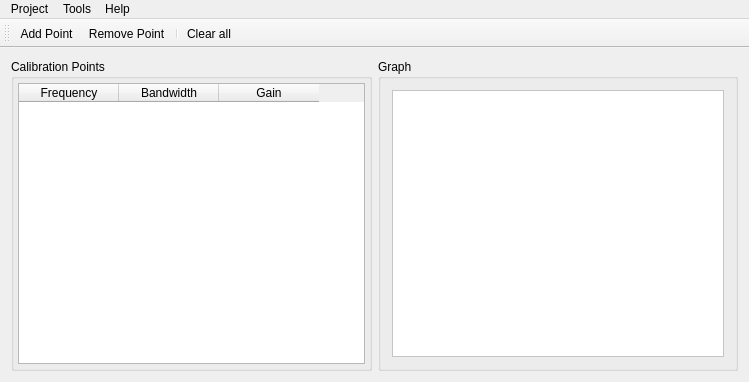
The window that mainwindow.ui (timschneeb/DDCToolbox) describes before a commit, drawn with Qt 5.
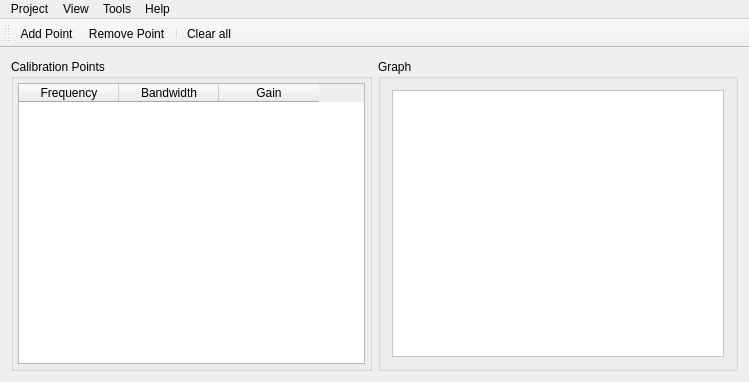
The same window after the commit. Icons and pictures are not drawn. Custom widgets are drawn as their Qt base class.

Commit message: New save/load mechanic + hide/screenshot graph

What changed in the file:
```diff
--- a/mainwindow.ui
+++ b/mainwindow.ui
@@ -142,7 +142,7 @@
      <x>0</x>
      <y>0</y>
      <width>749</width>
-     <height>22</height>
+     <height>20</height>
     </rect>
    </property>
    <widget class="QMenu" name="menuProject">
@@ -185,7 +185,16 @@
     <addaction name="menuBatch_Conversion_2"/>
     <addaction name="actionQ_BW_Calculator"/>
    </widget>
+   <widget class="QMenu" name="menuView">
+    <property name="title">
+     <string>View</string>
+    </property>
+    <addaction name="actionHide_Graph"/>
+    <addaction name="separator"/>
+    <addaction name="actionTake_screenshot"/>
+   </widget>
    <addaction name="menuProject"/>
+   <addaction name="menuView"/>
    <addaction name="menuToold"/>
    <addaction name="menuHelp"/>
   </widget>
```
Left out of the diff: 114 changed lines with no effect on the pictures. The commit also changes 2 other files.
